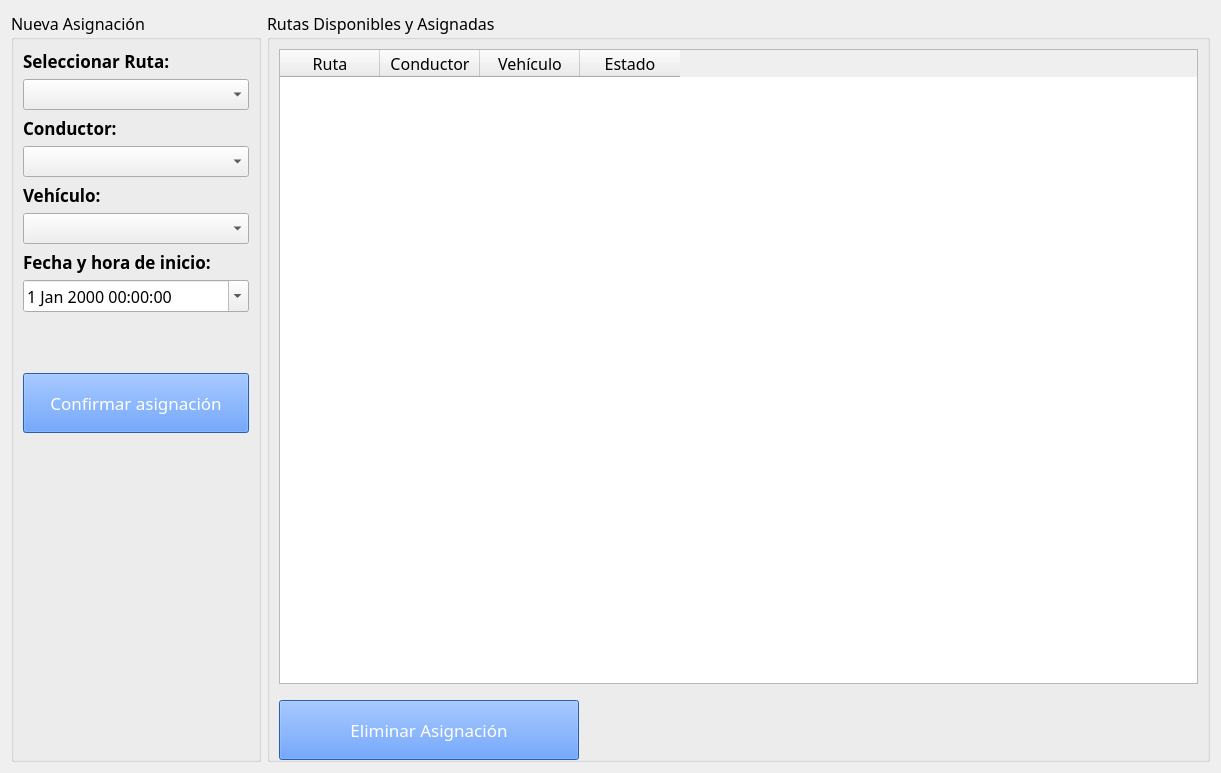
Before: the Qt Designer form Escritorio/app/views/AsignacionWidget.ui in Torregrosa07/FleetSmart, drawn with Qt 5.
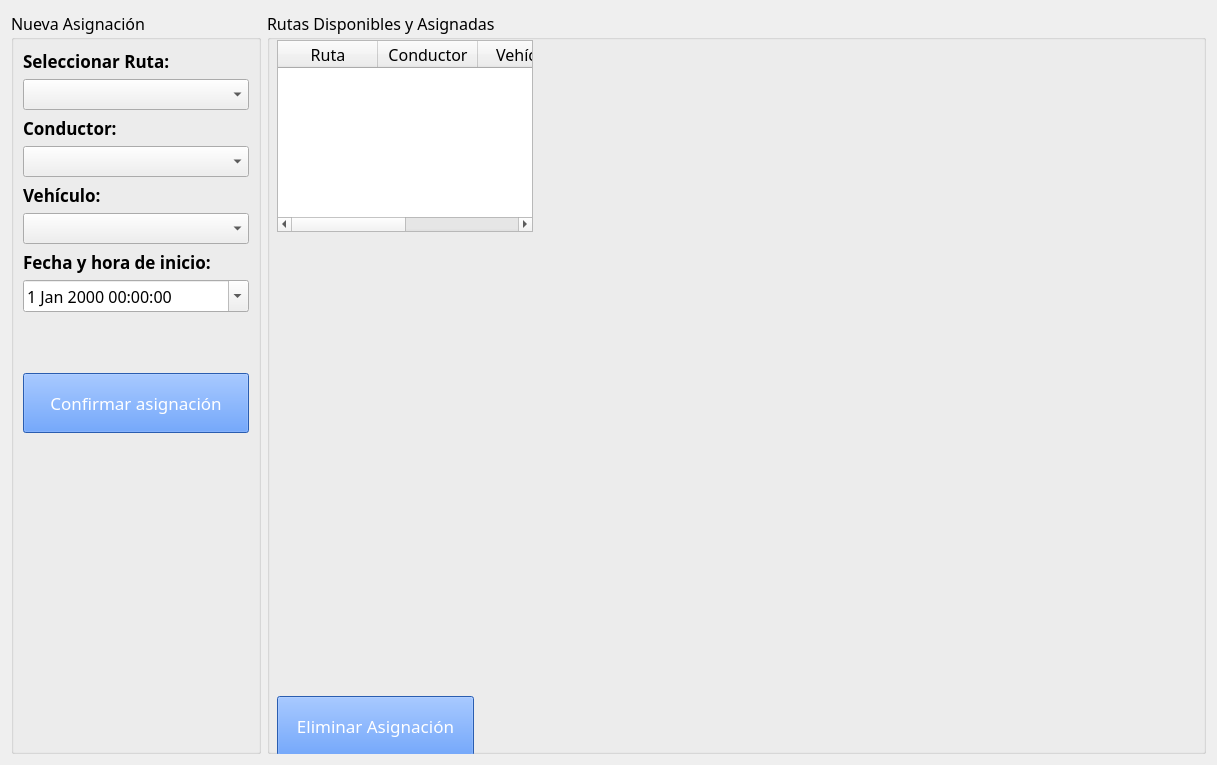
After: the same form once the commit is applied.

Patch:
```diff
--- a/Escritorio/app/views/AsignacionWidget.ui
+++ b/Escritorio/app/views/AsignacionWidget.ui
@@ -6,8 +6,8 @@
    <rect>
     <x>0</x>
     <y>0</y>
-    <width>1221</width>
-    <height>773</height>
+    <width>1217</width>
+    <height>765</height>
    </rect>
   </property>
   <property name="windowTitle">
@@ -219,9 +219,15 @@
        <property name="title">
         <string>Rutas Disponibles y Asignadas</string>
        </property>
-       <layout class="QVBoxLayout" name="verticalLayout_2">
-        <item>
          <widget class="QTableWidget" name="tableWidget">
+        <property name="geometry">
+         <rect>
+          <x>10</x>
+          <y>29</y>
+          <width>256</width>
+          <height>192</height>
+         </rect>
+        </property>
           <column>
            <property name="text">
             <string>Ruta</string>
@@ -243,12 +249,18 @@
            </property>
           </column>
          </widget>
-        </item>
-        <item>
          <widget class="QPushButton" name="btnEliminarAsignacion">
           <property name="enabled">
            <bool>true</bool>
           </property>
+        <property name="geometry">
+         <rect>
+          <x>10</x>
+          <y>685</y>
+          <width>197</width>
+          <height>60</height>
+         </rect>
+        </property>
           <property name="minimumSize">
            <size>
             <width>0</width>
@@ -279,8 +291,6 @@
            <bool>true</bool>
           </property>
          </widget>
-        </item>
-       </layout>
       </widget>
      </item>
     </layout>
```
Lines whose indentation alone changed are shown as unchanged.
